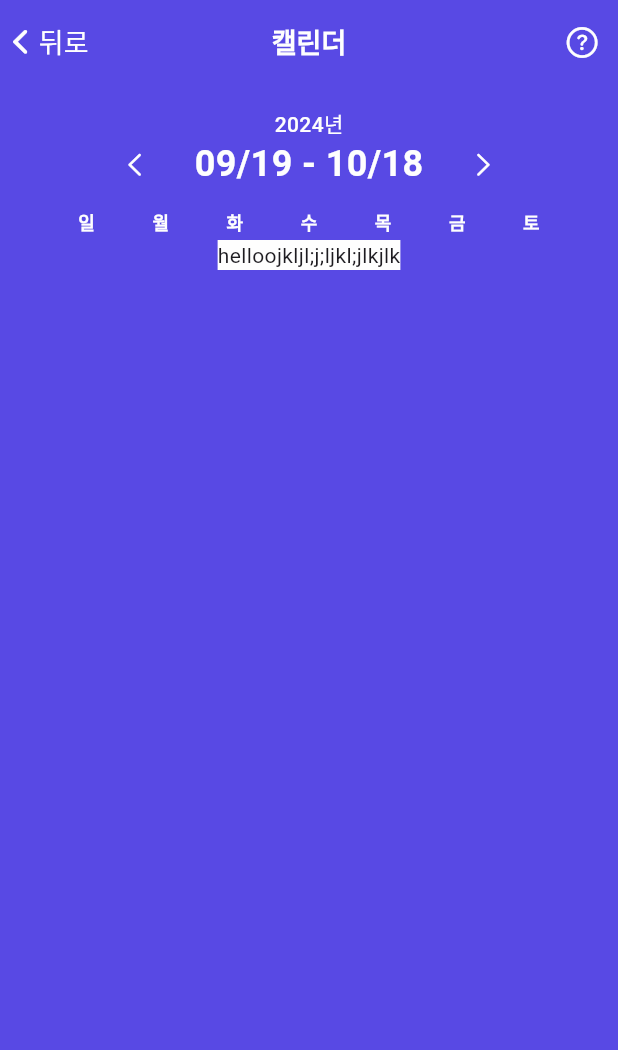
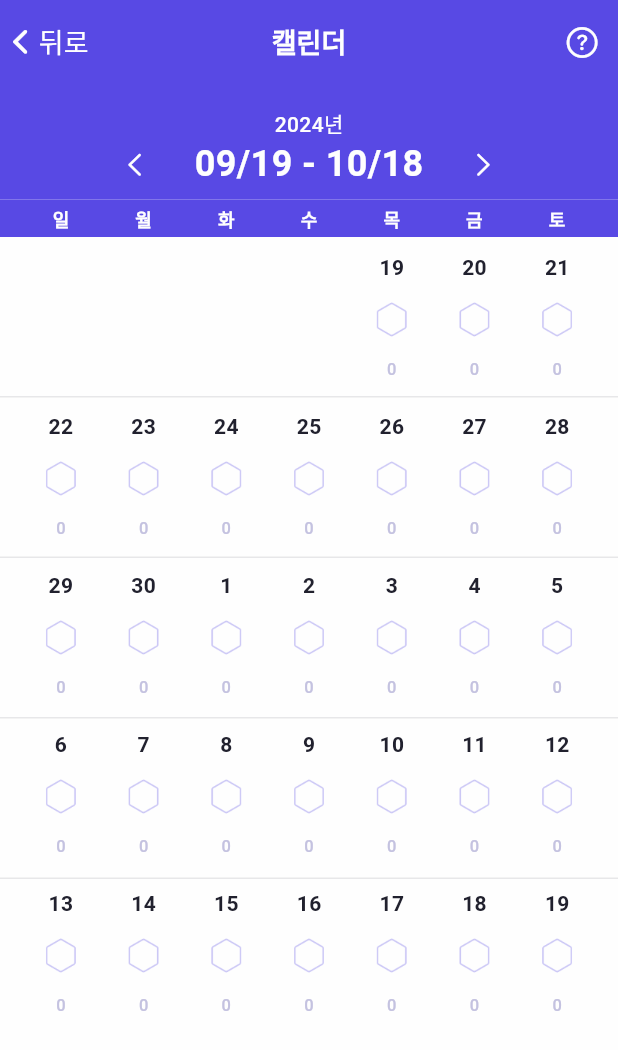
Before and after one commit to Monfi98/Harubee-AOS, a Flutter app: the screen it shows after launch, after a tap on "캘린더", on a phone screen of 412 x 824 dp. Shown: the top 1050 px of the screen. Run offline on Flutter 3.47's test engine with Material 3 defaults, Android fonts, the phone set to English and light mode, and no system bars; our stand-ins replace go_router; missing offline and left inert: dart_eval; Roboto replaces fonts that are missing (Pretendard).

Commit message:
DayCell 모델 추가

```diff
--- a/lib/domain/models/daily_budget.dart
+++ b/lib/domain/models/daily_budget.dart
@@ -1,8 +1,6 @@
 import 'package:uuid/uuid.dart';
 
 class DailyBudget {
-  static const namespace = "daily";
-
   final String id;
   final DateTime date;
   int? harubee;
@@ -17,5 +15,5 @@ class DailyBudget {
     required this.memo,
     this.expense,
     this.income,
-  }) : id = id ?? const Uuid().v5(namespace, date.toIso8601String());
+  }) : id = id ?? const Uuid().v7();
 }
--- a/lib/domain/models/salary_budget.dart
+++ b/lib/domain/models/salary_budget.dart
@@ -3,8 +3,6 @@ import 'package:harubee/domain/models/transaction_item.dart';
 import 'package:uuid/uuid.dart';
 
 class SalaryBudget {
-  static const namespace = "salary";
-
   final String id;
   final DateTime startDate;
   final DateTime endDate;
@@ -23,5 +21,5 @@ class SalaryBudget {
     required this.balance,
     required this.defaultHarubee,
     required this.dailyBudgets,
-  }) : id = id ?? const Uuid().v5(namespace, startDate.toIso8601String());
+  }) : id = id ?? const Uuid().v7();
 }
--- a/lib/domain/models/transaction_item.dart
+++ b/lib/domain/models/transaction_item.dart
@@ -1,8 +1,6 @@
 import 'package:uuid/uuid.dart';
 
 class TransactionItem {
-  static const namespace = "transaction";
-
   final String id;
   DateTime date;
   int day;
@@ -15,5 +13,5 @@ class TransactionItem {
     this.day = 1,
     required this.name,
     required this.price,
-  }) : id = id ?? const Uuid().v5(namespace, date.toIso8601String());
+  }) : id = id ?? const Uuid().v7();
 }
--- /dev/null
+++ b/lib/presentation/calendar/models/day_cell.dart
@@ -0,0 +1,19 @@
+class DayCell {
+  int day;
+  HexagonType hexagonType;
+  int amount;
+  AmountState amountState;
+  bool isToday;
+
+  DayCell({
+    required this.day,
+    required this.hexagonType,
+    required this.amount,
+    required this.amountState,
+    required this.isToday,
+  });
+}
+
+enum HexagonType { blue, red, empty, none }
+
+enum AmountState { active, inactive, normal }
--- a/lib/presentation/calendar/viewmodels/calendar_viewmodel.dart
+++ b/lib/presentation/calendar/viewmodels/calendar_viewmodel.dart
@@ -1,8 +1,170 @@
+import 'dart:math';
+
 import 'package:flutter/material.dart';
+import 'package:harubee/domain/models/daily_budget.dart';
+import 'package:harubee/domain/models/salary_budget.dart';
+import 'package:harubee/presentation/calendar/models/day_cell.dart';
 
 class CalendarViewModel extends ChangeNotifier {
   // State
   String get currentYear => "2024년";
   String get startDate => "09/19";
   String get endDate => "10/18";
+  String get todayDate => "";
+  List<DayCell?> get calendarDays => _calendarDays;
+
+  // internal variable
+  DateTime _todayDate = DateTime.now();
+  SalaryBudget? _prevSalaryBudget;
+  SalaryBudget? _currSalaryBudget;
+  SalaryBudget? _nextSalaryBudget;
+  List<DayCell?> _calendarDays = [];
+
+  // intialize
+  CalendarViewModel() {
+    _fetchSalaryBudgets();
+    _generateCalendarDays();
+  }
+
+  // internal function
+  void _fetchSalaryBudgets() {
+    // TODO: 실제 DB들어오면 교체
+    final currSalaryBudget = SalaryBudget(
+      startDate: DateTime(2024, 9, 19),
+      endDate: DateTime(2024, 10, 18),
+      fixedIncome: 0,
+      fixedExpenses: [],
+      balance: 1000000,
+      defaultHarubee: 25000,
+      dailyBudgets: List.generate(
+        34,
+        (i) => DailyBudget(
+          date: DateTime(2024, 9, 19 + i),
+          harubee: 20000,
+          memo: [],
+        ),
+      ),
+    );
+
+    _prevSalaryBudget = null;
+    _currSalaryBudget = currSalaryBudget;
+    _nextSalaryBudget = null;
+
+    notifyListeners();
+  }
+
+  void _generateCalendarDays() {
+    final nullCount = (_currSalaryBudget!.startDate.weekday % 7).toInt();
+    _calendarDays = List.filled(nullCount, null, growable: true);
+    _calendarDays.addAll(
+      _currSalaryBudget!.dailyBudgets.map((e) {
+        final harubee =
+            e.harubee?.toDouble() ?? _currSalaryBudget!.defaultHarubee;
+
+        final hexagonType = _getHexagonType(
+          e.date,
+          harubee,
+          e.expense,
+          e.income,
+        );
+        final (amount, state) = _getAmount(
+          e.date,
+          _currSalaryBudget!.defaultHarubee,
+          harubee,
+          e.expense,
+          e.income,
+        );
+
+        return DayCell(
+          day: e.date.day,
+          hexagonType: hexagonType,
+          amount: amount,
+          amountState: state,
+          isToday: e.date.isAtSameMomentAs(_todayDate),
+        );
+      }),
+    );
+    notifyListeners();
+  }
+
+  HexagonType _getHexagonType(
+    DateTime targetDate,
+    double harubee,
+    int? expense,
+    int? income,
+  ) {
+    final isFuture = targetDate.isAfter(_todayDate);
+    final hasTransaction = expense != null || income != null;
+
+    if (isFuture) {
+      return HexagonType.none;
+    } else {
+      if (hasTransaction) {
+        if (harubee >= (expense ?? 0)) {
+          return HexagonType.blue;
+        } else {
+          return HexagonType.red;
+        }
+      } else {
+        return HexagonType.empty;
+      }
+    }
+  }
+
+  (int, AmountState) _getAmount(
+    DateTime targetDate,
+    double defaultHarubee,
+    double harubee,
+    int? expense,
+    int? income,
+  ) {
+    final isPast = targetDate.isBefore(_todayDate);
+    final isToday = targetDate.isAtSameMomentAs(_todayDate);
+    final isFuture = targetDate.isAfter(_todayDate);
+
+    final hasTransaction = expense != null || income != null;
+
+    if (isToday) {
+      if (hasTransaction) {
+        return (expense ?? 0, AmountState.inactive);
+      } else {
+        final state = defaultHarubee == harubee
+            ? AmountState.normal
+            : AmountState.active;
+        return (harubee.toInt(), state);
+      }
+    }
+
+    if (isPast) {
+      if (hasTransaction) {
+        return (expense ?? 0, AmountState.inactive);
+      } else {
+        return (0, AmountState.inactive);
+      }
+    }
+
+    if (isFuture) {
+      final state = defaultHarubee == harubee
+          ? AmountState.normal
+          : AmountState.active;
+      return (harubee.toInt(), state);
+    }
+
+    return (0, AmountState.normal);
+  }
 }
+
+
+// amount -> inactive
+// 0(임의의 0)
+// - 오늘을 포함한 과거일 경우 &&
+//    - 수입만 입력했을 경우
+//    - 입력 안했을 경우
+
+// 하루비로 표시 -> active, normal
+// - 오늘을 포함한 미래일경우 &&
+//    - 실제 지출을 입력안했을 경우
+
+// 실제 지출로 표시 -> inactive
+// - 오늘을 포함 과거일 경우 &&
+// - 실제 지출로 표시
--- a/lib/presentation/calendar/views/calendar_view.dart
+++ b/lib/presentation/calendar/views/calendar_view.dart
@@ -1,7 +1,10 @@
 import 'package:flutter/cupertino.dart';
 import 'package:flutter/material.dart';
 import 'package:go_router/go_router.dart';
+import 'package:harubee/core/utils/string_extension.dart';
 import 'package:harubee/design_system/colors/harubee_color.dart';
+import 'package:harubee/design_system/images/harubee_image.dart';
+import 'package:harubee/presentation/calendar/models/day_cell.dart';
 import 'package:harubee/presentation/calendar/viewmodels/calendar_viewmodel.dart';
 import 'package:harubee/presentation/common/widgets/navigation_back_button.dart';
 import 'package:provider/provider.dart';
@@ -16,9 +19,9 @@ class CalendarView extends StatelessWidget {
         : Appearance.light;
 
     return Scaffold(
-      backgroundColor: HarubeeColor.mainPrimary(mode),
+      backgroundColor: HarubeeColor.bgPrimary(mode),
       appBar: AppBar(
-        backgroundColor: Colors.transparent,
+        backgroundColor: HarubeeColor.bgAccent(mode),
         title: Text(
           "캘린더",
           style: TextStyle(
@@ -43,20 +46,25 @@ class CalendarView extends StatelessWidget {
           ),
         ],
       ),
-      body: const Column(children: [Header(), Calendar()]),
+      body: const Column(children: [TopSection(), CalendarSection()]),
     );
   }
 }
 
-// Header
-class Header extends StatelessWidget {
-  const Header({super.key});
+// TopSection
+class TopSection extends StatelessWidget {
+  const TopSection({super.key});
 
   @override
   Widget build(BuildContext context) {
+    final mode = Theme.of(context).brightness == Brightness.dark
+        ? Appearance.dark
+        : Appearance.light;
     final calendarVM = context.watch<CalendarViewModel>();
 
-    return Padding(
+    return Container(
+      color: HarubeeColor.bgAccent(mode),
+      child: Padding(
         padding: const EdgeInsets.only(top: 8.0),
         child: Column(
           children: [
@@ -99,13 +107,24 @@ class Header extends StatelessWidget {
             ),
           ],
         ),
+      ),
     );
   }
 }
 
-// Calendar
-class Calendar extends StatelessWidget {
-  const Calendar({super.key});
+// CalendarSection
+class CalendarSection extends StatelessWidget {
+  const CalendarSection({super.key});
+
+  @override
+  Widget build(BuildContext context) {
+    return Column(children: [CalendarHeader(), CalendarBody()]);
+  }
+}
+
+// CalendarHeader
+class CalendarHeader extends StatelessWidget {
+  const CalendarHeader({super.key});
 
   @override
   Widget build(BuildContext context) {
@@ -114,14 +133,12 @@ class Calendar extends StatelessWidget {
         : Appearance.light;
     const weekDays = ["일", "월", "화", "수", "목", "금", "토"];
 
-    return Padding(
-      padding: const EdgeInsets.only(top: 6.0),
-      child: Column(
-        children: [
-          Padding(
-            padding: const EdgeInsets.symmetric(horizontal: 14.0),
+    return Container(
+      color: HarubeeColor.bgAccent(mode),
+      child: Padding(
+        padding: const EdgeInsets.symmetric(horizontal: 35.0, vertical: 4),
         child: Row(
-              mainAxisAlignment: MainAxisAlignment.spaceEvenly,
+          mainAxisAlignment: MainAxisAlignment.spaceBetween,
           children: weekDays
               .map(
                 (day) => Text(
@@ -136,13 +153,140 @@ class Calendar extends StatelessWidget {
               .toList(),
         ),
       ),
-          SizedBox(height: 4),
-          Container(
+    );
+  }
+}
+
+// CalendarBody
+class CalendarBody extends StatelessWidget {
+  const CalendarBody({super.key});
+
+  @override
+  Widget build(BuildContext context) {
+    final mode = Theme.of(context).brightness == Brightness.dark
+        ? Appearance.dark
+        : Appearance.light;
+    final calendarVM = context.watch<CalendarViewModel>();
+
+    return Container(
       color: HarubeeColor.bgPrimary(mode),
-            child: Column(children: [Text("helloojkljl;j;ljkl;jlkjlk")]),
+      child: Stack(
+        children: [
+          Column(
+            children: List.generate(
+              4,
+              (_) => Padding(
+                padding: const EdgeInsets.only(top: 106.0),
+                child: Divider(
+                  height: 1,
+                  color: HarubeeColor.textPrimary10(mode),
+                ),
+              ),
+            ),
+          ),
+          Padding(
+            padding: const EdgeInsets.symmetric(horizontal: 13.0),
+            child: Table(
+              children: List.generate(5, (weekIndex) {
+                return TableRow(
+                  children: List.generate(7, (dayIndex) {
+                    final index = weekIndex * 7 + dayIndex;
+
+                    if (calendarVM.calendarDays.length <= index ||
+                        calendarVM.calendarDays[index] == null) {
+                      return SizedBox(height: 106);
+                    } else {
+                      return CalendarCell(
+                        dayCell: calendarVM.calendarDays[index]!,
+                      );
+                    }
+                  }),
+                );
+              }),
+            ),
           ),
         ],
       ),
     );
   }
 }
+
+// CalendarCell
+class CalendarCell extends StatelessWidget {
+  final DayCell dayCell;
+
+  const CalendarCell({super.key, required this.dayCell});
+
+  String? get hexagonImage {
+    switch (dayCell.hexagonType) {
+      case HexagonType.blue:
+        return HarubeeImage.hexagonBlueLight;
+      case HexagonType.red:
+        return HarubeeImage.hexagonRedLight;
+      case HexagonType.empty:
+        return HarubeeImage.hexagonEmptyLight;
+      case HexagonType.none:
+        return null;
+    }
+  }
+
+  Color get amountColor {
+    switch (dayCell.amountState) {
+      case AmountState.active:
+        return HarubeeColor.mainText(Appearance.light);
+      case AmountState.inactive:
+        return HarubeeColor.textTertiary(Appearance.light);
+      case AmountState.normal:
+        return HarubeeColor.textPrimary(Appearance.light);
+    }
+  }
+
+  @override
+  Widget build(BuildContext context) {
+    final mode = Theme.of(context).brightness == Brightness.dark
+        ? Appearance.dark
+        : Appearance.light;
+
+    return Padding(
+      padding: const EdgeInsets.symmetric(vertical: 8.0),
+      child: Container(
+        height: 90,
+        decoration: BoxDecoration(
+          color: dayCell.isToday
+              ? HarubeeColor.bgSecondary50(mode)
+              : Colors.transparent,
+          border: Border.all(
+            color: dayCell.isToday
+                ? HarubeeColor.mainSecondary(mode)
+                : Colors.transparent,
+            width: 2,
+          ),
+          borderRadius: BorderRadius.circular(8),
+        ),
+        child: Column(
+          mainAxisAlignment: MainAxisAlignment.spaceBetween,
+          children: [
+            Text(
+              dayCell.day.toString(),
+              style: TextStyle(
+                color: HarubeeColor.textPrimary(mode),
+                fontSize: 14,
+                fontWeight: FontWeight.w600,
+              ),
+            ),
+            if (hexagonImage != null)
+              Image.asset(hexagonImage!, width: 23, height: 23),
+            Text(
+              dayCell.amount.toString().formattedExpression,
+              style: TextStyle(
+                color: amountColor,
+                fontSize: 11,
+                fontWeight: FontWeight.w500,
+              ),
+            ),
+          ],
+        ),
+      ),
+    );
+  }
+}
```
Lines whose indentation alone changed are shown as unchanged.
